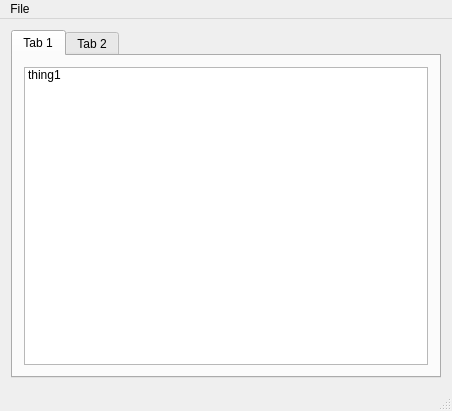
bitamins/cs411-T4, file NewsCS441/mainwindow.ui: the form before one commit.
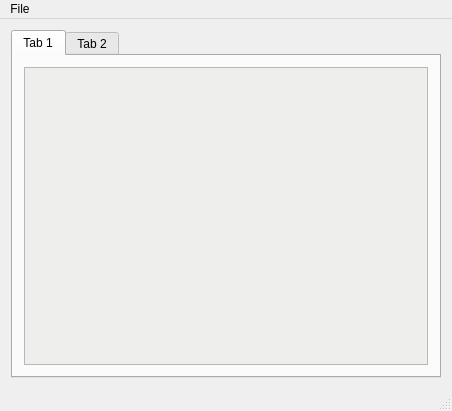
The form after the commit.

The edit to the form file:
```diff
--- a/NewsCS441/mainwindow.ui
+++ b/NewsCS441/mainwindow.ui
@@ -34,12 +34,23 @@
          </attribute>
          <layout class="QHBoxLayout" name="horizontalLayout_2">
           <item>
-           <widget class="QListWidget" name="newsListWidget">
-            <item>
-             <property name="text">
-              <string>thing1</string>
+           <widget class="QScrollArea" name="scrollArea">
+            <property name="styleSheet">
+             <string notr="true">background-color: rgb(238, 238, 236);</string>
+            </property>
+            <property name="widgetResizable">
+             <bool>true</bool>
+            </property>
+            <widget class="QWidget" name="scrollAreaWidgetContents">
+             <property name="geometry">
+              <rect>
+               <x>0</x>
+               <y>0</y>
+               <width>407</width>
+               <height>296</height>
+              </rect>
              </property>
-            </item>
+            </widget>
            </widget>
           </item>
          </layout>
```
